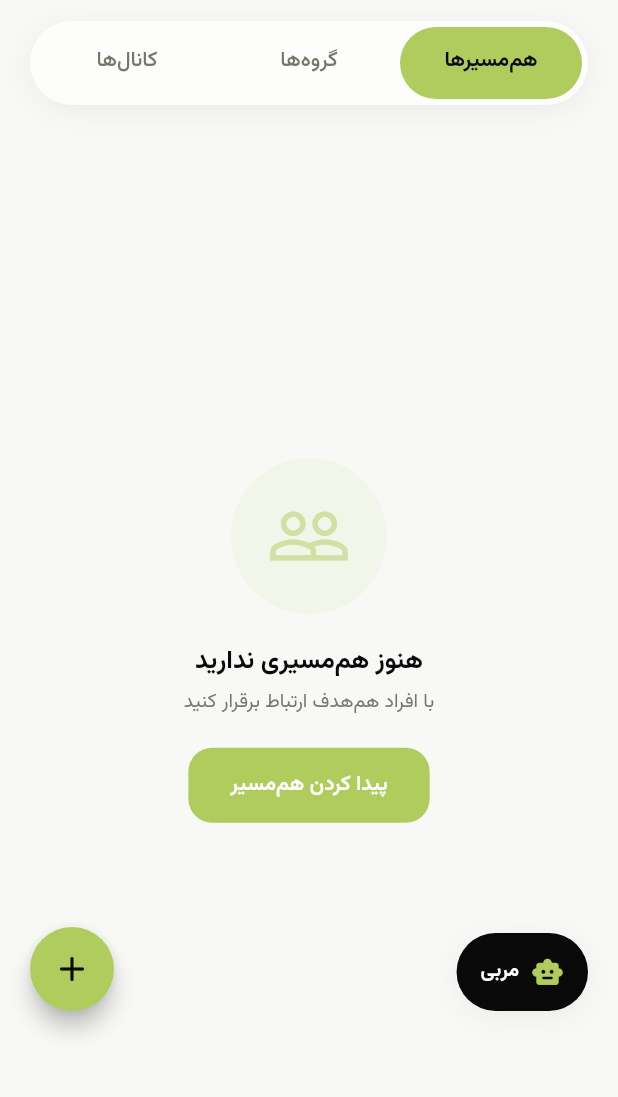
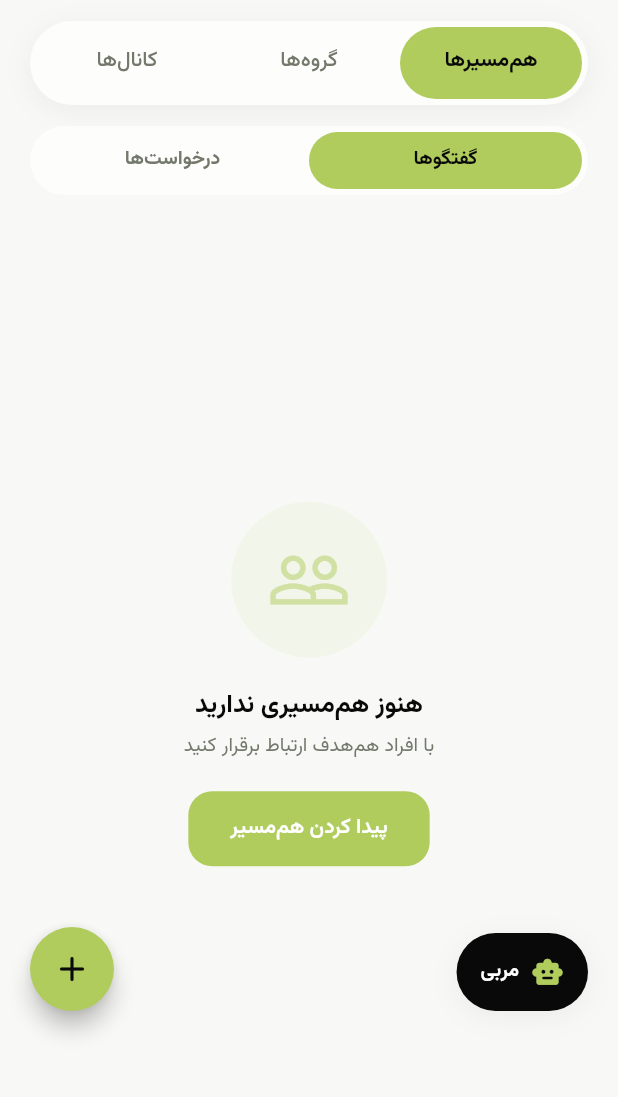
Before and after one commit to ZahraMirlohi/inner_hero_app, a Flutter app: the ChatScreen screen opened directly, on a phone screen of 412 x 824 dp, the part 81-1178 px from its top. Run offline on Flutter 3.47's test engine with Material 3 defaults, Android fonts, the phone set to English and light mode, and no system bars; our stand-ins replace cached_network_image, carousel_slider, file_picker, flutter_contacts, flutter_dotenv, flutter_local_notifications and 18 more; missing offline and left inert: linkify; accounts and stored records are empty; network calls fail; project files that could hold a hidden picture were left out.

Commit message:
Chat: requests subtab, double-tap guards

```diff
--- a/lib/features/chat/screens/chat_screen.dart
+++ b/lib/features/chat/screens/chat_screen.dart
@@ -5,6 +5,7 @@ import 'package:provider/provider.dart';
 import 'package:supabase_flutter/supabase_flutter.dart';
 import '/services/chat_service.dart';
 import '/providers/theme_provider.dart';
+import '../widgets/buddy_requests_view.dart';
 import '/core/app_palette.dart';
 import '/features/chat/models/conversation_model.dart';
 import 'ai_chat_screen.dart';
@@ -14,6 +15,9 @@ import 'squad_chat_screen.dart';
 import 'arena_chat_screen.dart';
 
 class ChatScreen extends StatefulWidget {
+  /// MainScreen آن را زیاد می‌کند تا چت روی «درخواست‌ها» باز شود
+  static final ValueNotifier<int> openRequestsSignal = ValueNotifier(0);
+
   const ChatScreen({super.key});
 
   @override
@@ -23,6 +27,9 @@ class ChatScreen extends StatefulWidget {
 class _ChatScreenState extends State<ChatScreen>
     with SingleTickerProviderStateMixin {
   late TabController _tabController;
+  int _buddySub = 0; // 0 گفتگوها، 1 درخواست‌ها
+  int _incomingCount = 0;
+  int _requestsEpoch = 0;
   final ChatService _chatService = ChatService();
   final SupabaseClient _supabaseClient = Supabase.instance.client;
 
@@ -33,6 +40,8 @@ class _ChatScreenState extends State<ChatScreen>
   void initState() {
     super.initState();
     _tabController = TabController(length: 3, vsync: this);
+    ChatScreen.openRequestsSignal.addListener(_openRequests);
+    _loadIncomingCount();
 
     WidgetsBinding.instance.addPostFrameCallback((_) {
       if (mounted) {
@@ -43,8 +52,31 @@ class _ChatScreenState extends State<ChatScreen>
 
   @override
   void dispose() {
+    ChatScreen.openRequestsSignal.removeListener(_openRequests);
     _tabController.dispose();
     super.dispose();
+  }
+
+  void _openRequests() {
+    if (!mounted) return;
+    setState(() {
+      _buddySub = 1;
+      _requestsEpoch++;
+    });
+    _tabController.animateTo(0);
+  }
+
+  Future<void> _loadIncomingCount() async {
+    try {
+      final me = _supabaseClient.auth.currentUser?.id;
+      if (me == null) return;
+      final rows = await _supabaseClient
+          .from('buddy_requests')
+          .select('id')
+          .eq('to_user_id', me)
+          .eq('status', 'pending');
+      if (mounted) setState(() => _incomingCount = rows.length);
+    } catch (_) {}
   }
 
   Future<void> _loadData() async {
@@ -609,6 +641,65 @@ class _ChatScreenState extends State<ChatScreen>
   }
 
   Widget _buildBuddyTab(ThemeProvider theme, Color primaryColor) {
+    return Column(
+      children: [
+        _buildBuddySubToggle(theme),
+        Expanded(
+          child: _buddySub == 1
+              ? BuddyRequestsView(
+                  key: ValueKey(_requestsEpoch),
+                  onChanged: (n, {bool accepted = false}) {
+                    if (mounted) setState(() => _incomingCount = n);
+                    if (accepted) _loadData();
+                  },
+                )
+              : _buildBuddyConversations(theme, primaryColor),
+        ),
+      ],
+    );
+  }
+
+  Widget _buildBuddySubToggle(ThemeProvider theme) {
+    Widget chip(String label, int idx, {int badge = 0}) {
+      final on = _buddySub == idx;
+      return Expanded(
+        child: GestureDetector(
+          onTap: () => setState(() {
+            _buddySub = idx;
+            if (idx == 1) _requestsEpoch++;
+          }),
+          child: Container(
+            height: 38,
+            alignment: Alignment.center,
+            decoration: BoxDecoration(
+              color: on ? theme.effectivePrimary : Colors.transparent,
+              borderRadius: BorderRadius.circular(19),
+            ),
+            child: Text(badge > 0 ? '$label ($badge)' : label,
+                style: TextStyle(
+                    fontSize: 13,
+                    fontWeight: FontWeight.w700,
+                    color: on ? theme.onPrimaryColor : theme.textSecondaryColor)),
+          ),
+        ),
+      );
+    }
+
+    return Container(
+      margin: const EdgeInsets.fromLTRB(20, 0, 20, 12),
+      padding: const EdgeInsets.all(4),
+      decoration: BoxDecoration(
+        color: theme.cardColor,
+        borderRadius: BorderRadius.circular(23),
+      ),
+      child: Row(children: [
+        chip('گفتگوها', 0),
+        chip('درخواست‌ها', 1, badge: _incomingCount),
+      ]),
+    );
+  }
+
+  Widget _buildBuddyConversations(ThemeProvider theme, Color primaryColor) {
     if (_isLoading) {
       return Center(
         child: CircularProgressIndicator(color: primaryColor),
--- a/lib/features/explore/screens/packages_tab.dart
+++ b/lib/features/explore/screens/packages_tab.dart
@@ -435,6 +435,7 @@ class _PackagesTabState extends State<PackagesTab> {
   // غیرفعال‌سازی بسته (با دیالوگ)
   // ═══════════════════════════════════════════════════════════
   void _showDeactivateDialog(Package package, Color primaryColor) {
+    if (ModalRoute.of(context)?.isCurrent == false) return;
     final theme = Provider.of<ThemeProvider>(context, listen: false);
     showDialog(
       context: context,
@@ -514,6 +515,7 @@ class _PackagesTabState extends State<PackagesTab> {
 
   void _showPackageSheet(Package package, Color primaryColor,
       {required bool activate}) {
+    if (ModalRoute.of(context)?.isCurrent == false) return;
     final theme = Provider.of<ThemeProvider>(context, listen: false);
     const ink = Color(0xFF090909);
     final soft = theme.tone(Tone.lime).bg;
```
Also changed, not shown: lib/features/chat/screens/buddy_finder_screen.dart (+25 -0 lines), lib/features/chat/widgets/buddy_requests_view.dart (added, +233 -0 lines), lib/features/explore/screens/explore_screen.dart (+26 -0 lines).
